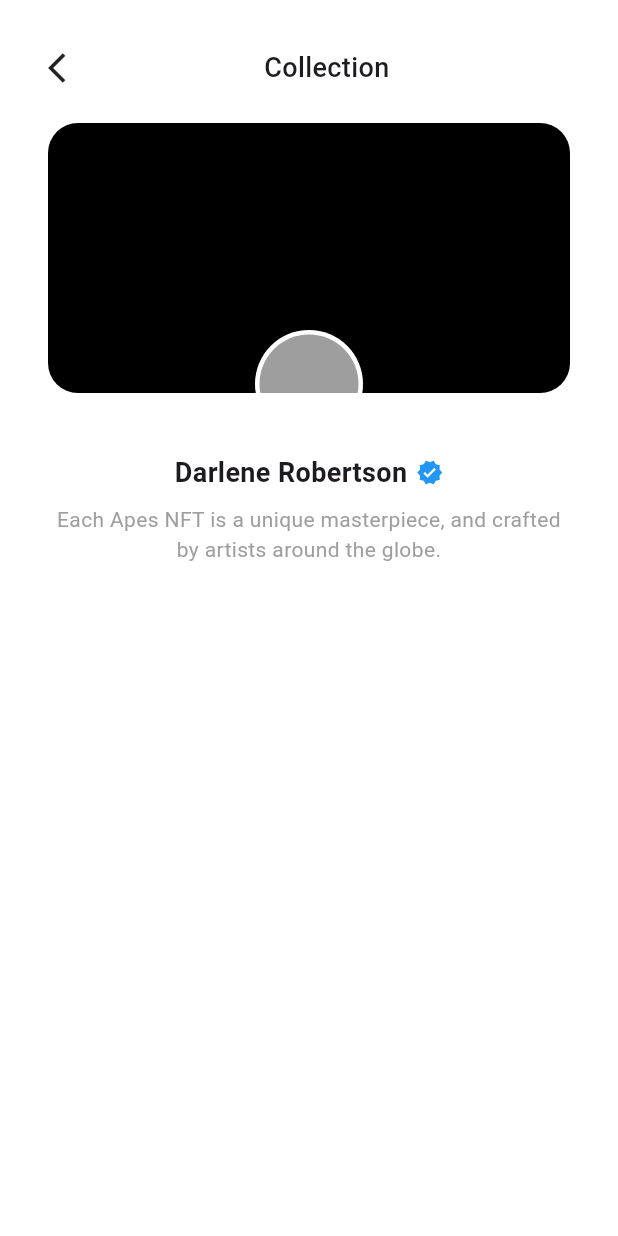
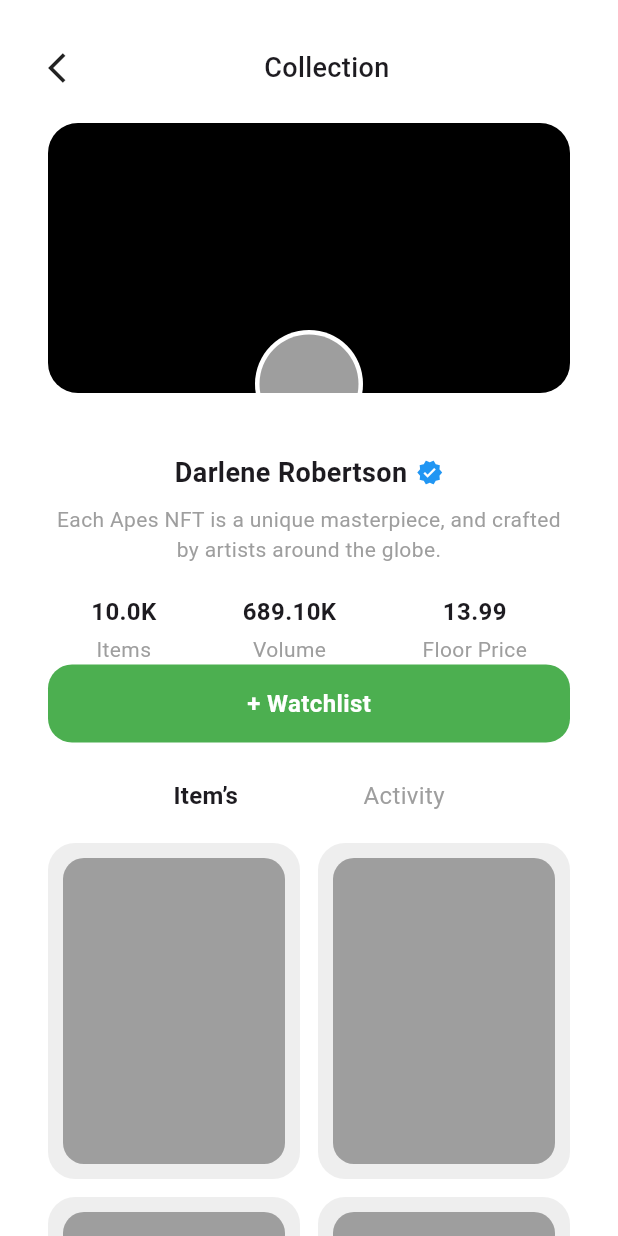
Before and after one commit to SalahHassan202/flutter_ntfs_market_app, a Flutter app: the ProfileScreen screen opened directly, on a phone screen of 412 x 824 dp. Run offline on Flutter 3.47's test engine with Material 3 defaults, Android fonts, the phone set to English and light mode, and no system bars; our stand-ins replace gap, google_fonts.

Commit message:
finish profile screen

```diff
--- a/lib/screens/profile_screen.dart
+++ b/lib/screens/profile_screen.dart
@@ -1,4 +1,5 @@
 import 'package:flutter/material.dart';
+import 'package:ntfs_market_app/widgets/custom_stat_item.dart';
 
 class ProfileScreen extends StatelessWidget {
   const ProfileScreen({super.key});
@@ -14,7 +15,7 @@ class ProfileScreen extends StatelessWidget {
             crossAxisAlignment: CrossAxisAlignment.start,
             children: [
               Row(
-                children: const [
+                children: [
                   Icon(Icons.arrow_back_ios, size: 24),
                   SizedBox(width: 120),
                   Text(
@@ -67,6 +68,83 @@ class ProfileScreen extends StatelessWidget {
               ),
 
               SizedBox(height: 20),
+              Row(
+                mainAxisAlignment: MainAxisAlignment.spaceAround,
+                children: [
+                  CustomStatItem(value: "10.0K", label: "Items"),
+                  CustomStatItem(value: "689.10K", label: "Volume"),
+                  CustomStatItem(value: "13.99", label: "Floor Price"),
+                ],
+              ),
+
+              Container(
+                height: 52,
+                decoration: BoxDecoration(
+                  color: Colors.green,
+                  borderRadius: BorderRadius.circular(16),
+                ),
+                child: const Center(
+                  child: Text(
+                    "+ Watchlist",
+                    style: TextStyle(
+                      color: Colors.white,
+                      fontSize: 16,
+                      fontWeight: FontWeight.w600,
+                    ),
+                  ),
+                ),
+              ),
+
+              SizedBox(height: 24),
+
+              Row(
+                mainAxisAlignment: MainAxisAlignment.spaceEvenly,
+                children: [
+                  Text(
+                    "Item’s",
+                    style: TextStyle(fontWeight: FontWeight.bold, fontSize: 16),
+                  ),
+                  Text(
+                    "Activity",
+                    style: TextStyle(color: Colors.grey, fontSize: 16),
+                  ),
+                ],
+              ),
+
+              const SizedBox(height: 20),
+              GridView.builder(
+                shrinkWrap: true,
+                physics: const NeverScrollableScrollPhysics(),
+                gridDelegate: const SliverGridDelegateWithFixedCrossAxisCount(
+                  crossAxisCount: 2,
+                  crossAxisSpacing: 12,
+                  mainAxisSpacing: 12,
+                  childAspectRatio: 0.75,
+                ),
+                itemCount: 4,
+                itemBuilder: (context, index) {
+                  return Container(
+                    padding: const EdgeInsets.all(10),
+                    decoration: BoxDecoration(
+                      borderRadius: BorderRadius.circular(18),
+                      color: Colors.grey.shade200,
+                    ),
+                    child: Column(
+                      crossAxisAlignment: CrossAxisAlignment.start,
+                      children: [
+                        Expanded(
+                          child: Container(
+                            decoration: BoxDecoration(
+                              borderRadius: BorderRadius.circular(14),
+                              color: Colors.grey,
+                            ),
+                          ),
+                        ),
+                      ],
+                    ),
+                  );
+                },
+              ),
             ],
           ),
         ),
```
